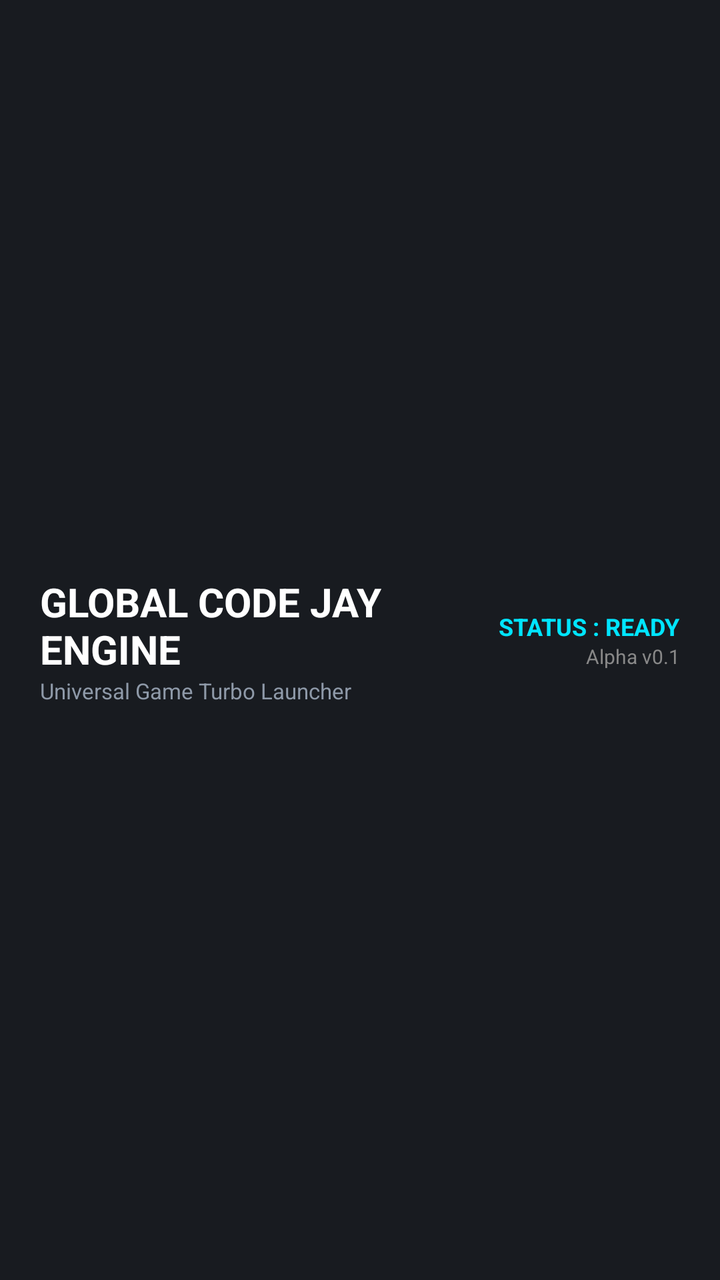
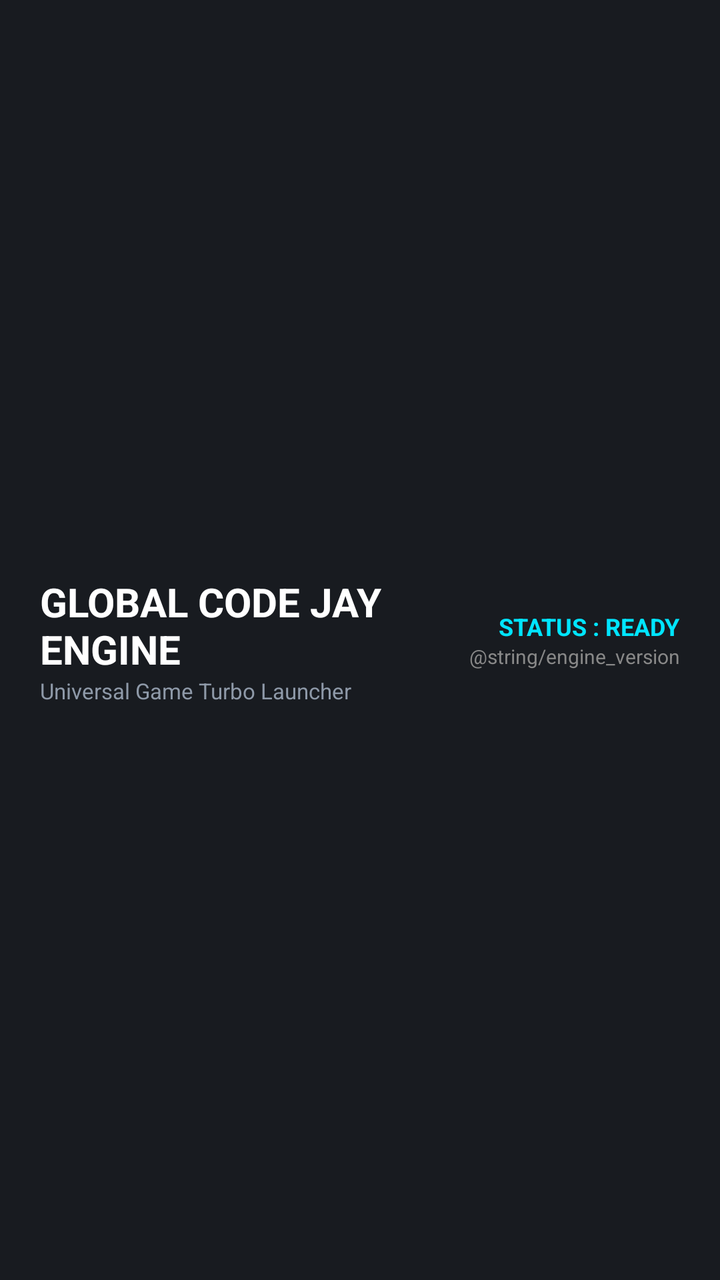

The first picture is an Android layout as it rendered before a commit; the second is the same layout after the commit. The layout source and the unified diff follow.
<!-- AndroidManifest.xml: application theme android:Theme.NoTitleBar.Fullscreen -->
<!-- res/layout/layout_topbar.xml -->
<?xml version="1.0" encoding="utf-8"?>
<LinearLayout xmlns:android="http://schemas.android.com/apk/res/android"
    android:layout_width="match_parent"
    android:layout_height="72dp"
    android:orientation="horizontal"
    android:gravity="center_vertical"
    android:background="#181B20"
    android:paddingStart="20dp"
    android:paddingEnd="20dp">

    

    <LinearLayout
        android:layout_width="0dp"
        android:layout_height="wrap_content"
        android:layout_weight="1"
        android:orientation="vertical">

        <TextView
            android:layout_width="wrap_content"
            android:layout_height="wrap_content"
            android:text="GLOBAL CODE JAY ENGINE"
            android:textColor="#FFFFFF"
            android:textStyle="bold"
            android:textSize="20sp"/>

        <TextView
            android:layout_width="wrap_content"
            android:layout_height="wrap_content"
            android:text="Universal Game Turbo Launcher"
            android:textColor="#8E99A8"
            android:textSize="11sp"/>

    </LinearLayout>

    

    <LinearLayout
        android:layout_width="wrap_content"
        android:layout_height="wrap_content"
        android:orientation="vertical"
        android:gravity="end">

        <TextView
            android:id="@+id/txtStatus"
            android:layout_width="wrap_content"
            android:layout_height="wrap_content"
            android:text="STATUS : READY"
            android:textColor="#00E5FF"
            android:textStyle="bold"
            android:textSize="12sp"/>

        <TextView
            android:id="@+id/txtVersion"
            android:layout_width="wrap_content"
            android:layout_height="wrap_content"
            android:text="Alpha v0.1"
            android:textColor="#888888"
            android:textSize="10sp"/>

    </LinearLayout>

</LinearLayout>
<!-- resources referenced by this layout -->
<resources>

</resources>

<!-- the commit's change to res/layout/layout_topbar.xml (unified diff, before → after) -->
@@ -54,7 +54,7 @@
             android:id="@+id/txtVersion"
             android:layout_width="wrap_content"
             android:layout_height="wrap_content"
-            android:text="Alpha v0.1"
+            android:text="@string/engine_version"
             android:textColor="#888888"
             android:textSize="10sp"/>
 
